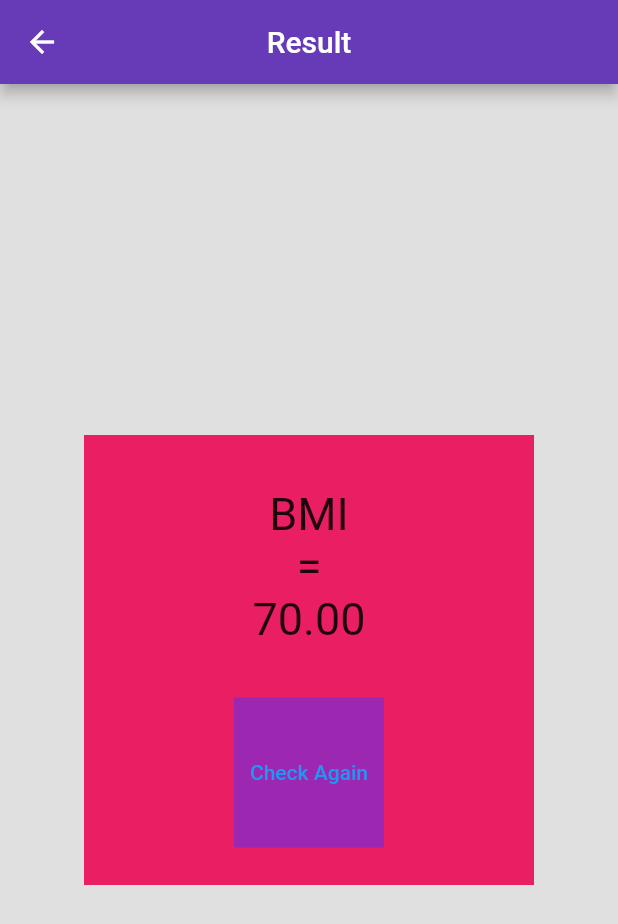
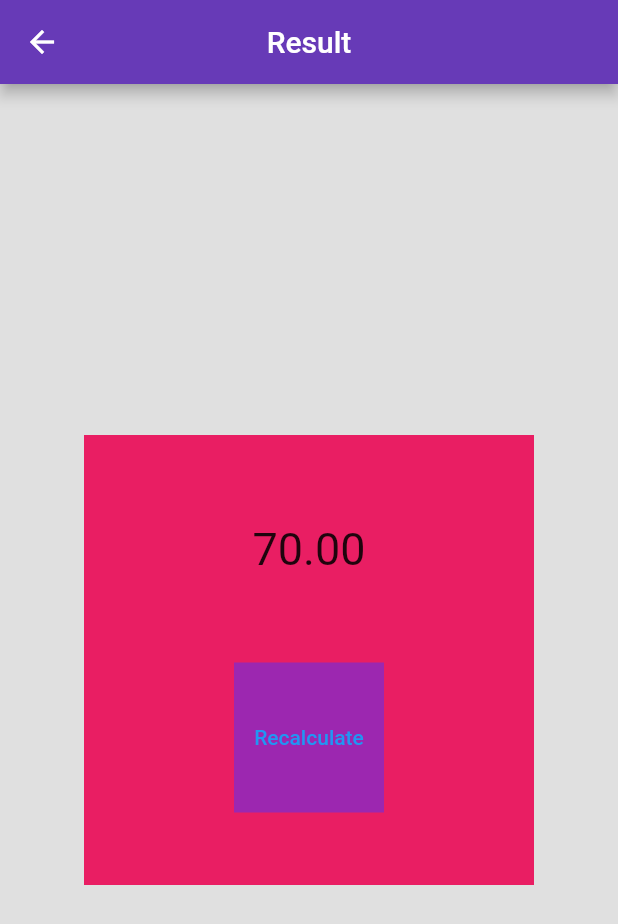
Before and after one commit to vruddhijain/bmi-app, a Flutter app: the screen it shows after launch, after a tap on the "double arrow" icon, on a phone screen of 412 x 824 dp. Shown: the top 924 px of the screen. Run offline on Flutter 3.47's test engine with Material 2 defaults, Android fonts, the phone set to English and light mode, and no system bars.

Commit message:
second page added

```diff
--- a/lib/main.dart
+++ b/lib/main.dart
@@ -1,4 +1,5 @@
 import 'package:flutter/material.dart';
+import"package:bmi/second.dart";
 
 void main() {
   runApp(const MyApp());
@@ -136,7 +137,7 @@ class _HomePageState extends State<HomePage> {
                           Navigator.push(
                               context,
                               MaterialPageRoute(
-                                  builder: (context) => secondScreen()));
+                                  builder: (context) => SecondPage(bmi: bmi,)));
                         });
                       }),
                 ],
@@ -149,62 +150,62 @@ class _HomePageState extends State<HomePage> {
   }
 }
 
-class secondScreen extends StatelessWidget {
-  const secondScreen({Key? key}) : super(key: key);
-
-  @override
-  Widget build(BuildContext context) {
-    return Scaffold(
-      backgroundColor: Colors.black12,
-      appBar: AppBar(
-        title: Text('Result'),
-        centerTitle: true,
-        backgroundColor: Colors.deepPurple,
-      ),
-      body: Center(
-        child: Column(
-          mainAxisAlignment: MainAxisAlignment.spaceEvenly,
-          crossAxisAlignment: CrossAxisAlignment.center,
-          children: [
-            Container(
-              height: 300,
-              width: 300,
-              decoration: BoxDecoration(
-                  color: Colors.pink),
-              child: Column(
-                mainAxisAlignment: MainAxisAlignment.spaceEvenly,
-                crossAxisAlignment: CrossAxisAlignment.center,
-                children: [
-                  Padding(
-                    padding: const EdgeInsets.all(10.0),
-                    child: Text(
-                      "BMI\n=\n${bmi}",
-                      style: TextStyle(fontSize: 30),
-                      textAlign: TextAlign.center,
-                    ),
-                  ),
-                  Container(
-                    height: 100,
-                    width: 100,
-                    color: Colors.purple,
-                    child: Column(
-                      mainAxisAlignment: MainAxisAlignment.spaceAround,
-                      crossAxisAlignment: CrossAxisAlignment.center,
-                      children: [
-                        TextButton(
-                            onPressed: () {
-                              Navigator.pop(context);
-                            },
-                            child: Text("Check Again"))
-                      ],
-                    ),
-                  )
-                ],
-              ),
-            )
-          ], //children1
-        ),
-      ),
-    );
-  }
-}
+// class secondScreen extends StatelessWidget {
+//   const secondScreen({Key? key}) : super(key: key);
+//
+//   @override
+//   Widget build(BuildContext context) {
+//     return Scaffold(
+//       backgroundColor: Colors.black12,
+//       appBar: AppBar(
+//         title: Text('Result'),
+//         centerTitle: true,
+//         backgroundColor: Colors.deepPurple,
+//       ),
+//       body: Center(
+//         child: Column(
+//           mainAxisAlignment: MainAxisAlignment.spaceEvenly,
+//           crossAxisAlignment: CrossAxisAlignment.center,
+//           children: [
+//             Container(
+//               height: 300,
+//               width: 300,
+//               decoration: BoxDecoration(
+//                   color: Colors.pink),
+//               child: Column(
+//                 mainAxisAlignment: MainAxisAlignment.spaceEvenly,
+//                 crossAxisAlignment: CrossAxisAlignment.center,
+//                 children: [
+//                   Padding(
+//                     padding: const EdgeInsets.all(10.0),
+//                     child: Text(
+//                       "BMI\n=\n${bmi}",
+//                       style: TextStyle(fontSize: 30),
+//                       textAlign: TextAlign.center,
+//                     ),
+//                   ),
+//                   Container(
+//                     height: 100,
+//                     width: 100,
+//                     color: Colors.purple,
+//                     child: Column(
+//                       mainAxisAlignment: MainAxisAlignment.spaceAround,
+//                       crossAxisAlignment: CrossAxisAlignment.center,
+//                       children: [
+//                         TextButton(
+//                             onPressed: () {
+//                               Navigator.pop(context);
+//                             },
+//                             child: Text("Check Again"))
+//                       ],
+//                     ),
+//                   )
+//                 ],
+//               ),
+//             )
+//           ], //children1
+//         ),
+//       ),
+//     );
+//   }
+// }
--- /dev/null
+++ b/lib/second.dart
@@ -0,0 +1,70 @@
+import"package:bmi/main.dart";
+import 'package:flutter/cupertino.dart';
+import 'package:flutter/material.dart';
+import 'package:flutter/widgets.dart';
+
+class SecondPage extends StatefulWidget {
+  SecondPage({required this.bmi});
+  String bmi;
+
+  @override
+  State<SecondPage> createState() => _SecondPageState();
+}
+
+class _SecondPageState extends State<SecondPage> {
+  @override
+  Widget build(BuildContext context) {
+    return Scaffold(
+      backgroundColor: Colors.black12,
+      appBar: AppBar(
+        title: Text('Result'),
+        centerTitle: true,
+        backgroundColor: Colors.deepPurple,
+      ),
+      body: Center(
+        child: Column(
+          mainAxisAlignment: MainAxisAlignment.spaceEvenly,
+          crossAxisAlignment: CrossAxisAlignment.center,
+          children: [
+            Container(
+              height: 300,
+              width: 300,
+              decoration: BoxDecoration(
+                  color: Colors.pink),
+              child: Column(
+                mainAxisAlignment: MainAxisAlignment.spaceEvenly,
+                crossAxisAlignment: CrossAxisAlignment.center,
+                children: [
+                  Padding(
+                    padding: const EdgeInsets.all(10.0),
+                    child: Text(
+                      widget.bmi,
+                      style: TextStyle(fontSize: 30),
+                      textAlign: TextAlign.center,
+                    ),
+                  ),
+                  Container(
+                    height: 100,
+                    width: 100,
+                    color: Colors.purple,
+                    child: Column(
+                      mainAxisAlignment: MainAxisAlignment.spaceAround,
+                      crossAxisAlignment: CrossAxisAlignment.center,
+                      children: [
+                        TextButton(
+                            onPressed: () {
+                              Navigator.pop(context);
+                            },
+                            child: Text("Recalculate"))
+                      ],
+                    ),
+                  )
+                ],
+              ),
+            )
+          ], //children1
+        ),
+      ),
+    );
+  }
+}
```
